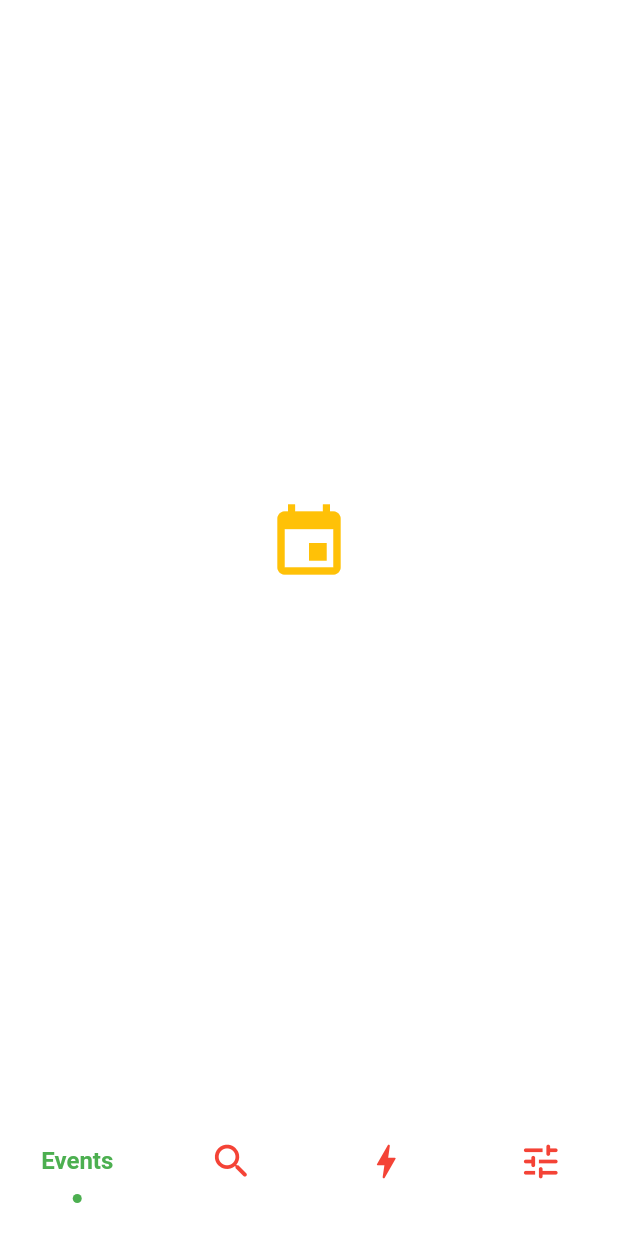
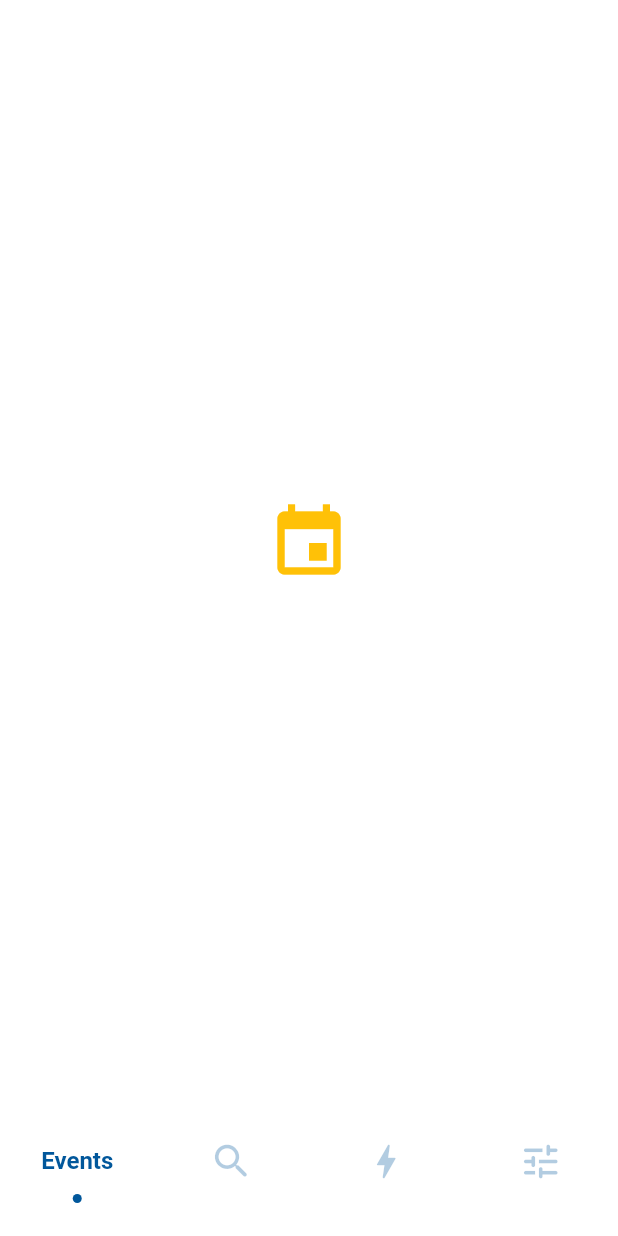
Before and after one commit to watery-desert/sliding_clipped_nav_bar, a Flutter app: the screen it shows after launch, on a phone screen of 412 x 824 dp. Run offline on Flutter 3.47's test engine with Material 2 defaults, Android fonts, the phone set to English and light mode, and no system bars.

Commit message:
updated readme

```diff
--- a/example/lib/main.dart
+++ b/example/lib/main.dart
@@ -81,35 +81,24 @@ class _MyHomePageState extends State<MyHomePage> {
               curve: Curves.easeOutQuad);
         },
         iconSize: 30,
-        // 24 should be okay
-        // activeColor:  Color(0xFF01579B),
-        activeColor: Colors.green,
-        inactiveColor: Colors.red,
+        activeColor: Color(0xFF01579B),
         selectedIndex: selectedIndex,
         barItems: [
           BarItem(
             icon: Icons.event,
             title: 'Events',
-            // activeColor: Colors.amber,
-            // inactiveColor: Colors.red,
           ),
           BarItem(
             icon: Icons.search_rounded,
             title: 'Search',
-            // activeColor: Colors.red,
-            // inactiveColor: Colors.green,
           ),
           BarItem(
             icon: Icons.bolt_rounded,
             title: 'Energy',
-            // activeColor: Colors.green,
-            // inactiveColor: Colors.blue,
           ),
           BarItem(
             icon: Icons.tune_rounded,
             title: 'Settings',
-            // activeColor: Colors.purple,
-            // inactiveColor: Colors.brown,
           ),
         ],
       ),
--- a/lib/sliding_clipped_nav_bar.dart
+++ b/lib/sliding_clipped_nav_bar.dart
@@ -28,6 +28,7 @@ class SlidingClippedNavBar extends StatelessWidget {
   /// background color of the bar.
   final Color backgroundColor;
 
+  /// User when you want to set global active and inactive color.
   SlidingClippedNavBar({
     required this.barItems,
     required this.selectedIndex,
@@ -46,6 +47,7 @@ class SlidingClippedNavBar extends StatelessWidget {
         assert(barItems.length > 1, 'You must provide minimum 2 Menu items'),
         assert(barItems.length < 5, 'Maximum menu item count is 4');
 
+  /// User you want to set individual item active & inactive color.
   SlidingClippedNavBar.colorful({
     required this.barItems,
     required this.selectedIndex,
```
Also changed, not shown: 1 other file.
